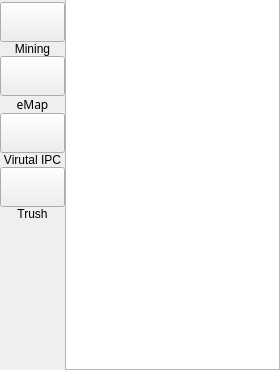
linkingvision/rapidvms, file veapp/main/vscdevicelist.ui: the form before one commit; both pictures show x 0 to 280 and y 214 to 584 of the 280 by 584 pixel window.
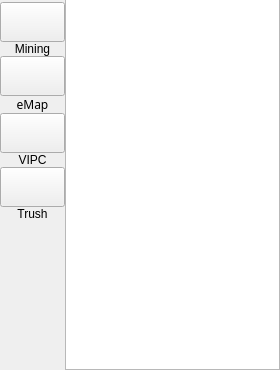
The form after the commit. Icons and pictures are not drawn. Custom widgets are drawn as their Qt base class.

```diff
--- a/veapp/main/vscdevicelist.ui
+++ b/veapp/main/vscdevicelist.ui
@@ -386,7 +386,7 @@
           <string notr="true"/>
          </property>
          <property name="text">
-          <string>Virutal IPC</string>
+          <string>VIPC</string>
          </property>
          <property name="alignment">
           <set>Qt::AlignCenter</set>
```
